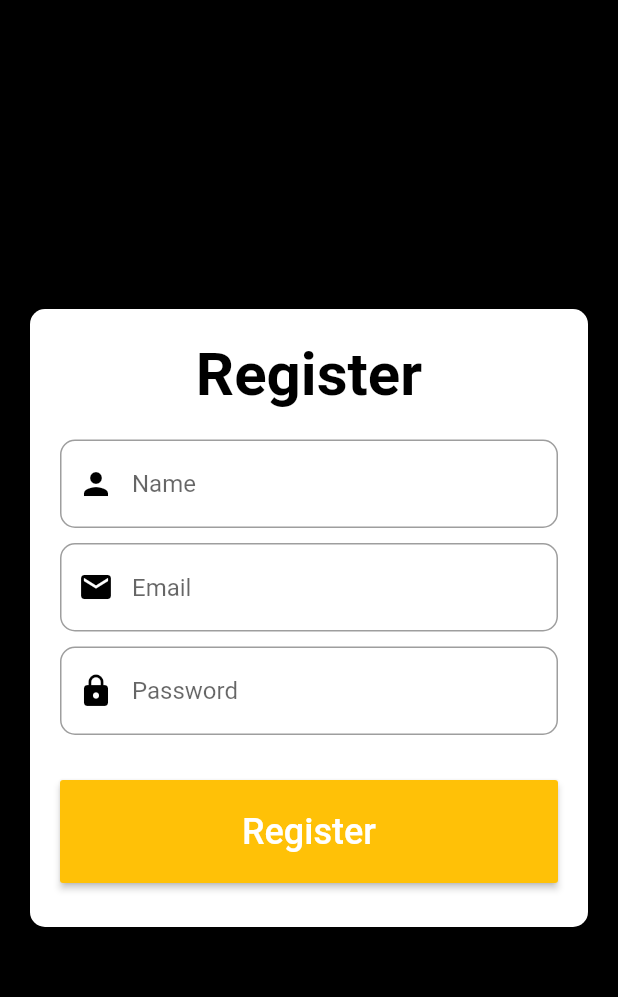
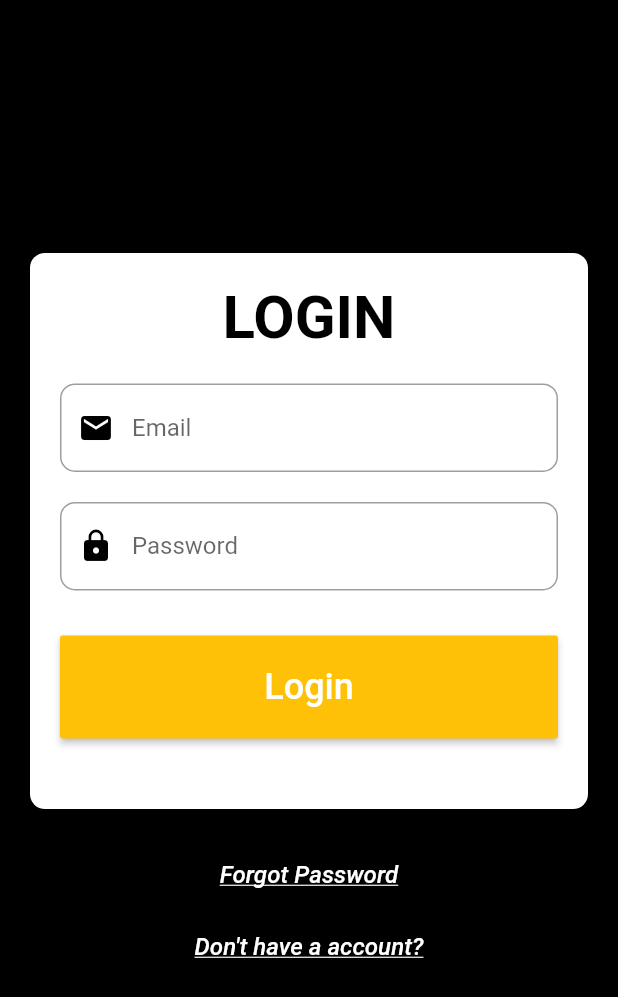
Before and after one commit to UtkarshA135/vithack, a Flutter app: the screen it shows after launch, on a phone screen of 412 x 824 dp. Shown: the top 997 px of the screen. Run offline on Flutter 3.47's test engine with Material 2 defaults, Android fonts, the phone set to English and light mode, and no system bars.

Commit message:
My commit

```diff
--- /dev/null
+++ b/lib/login.dart
@@ -0,0 +1,134 @@
+import 'package:flutter/widgets.dart';
+import 'package:flutter/material.dart';
+import 'package:global_cert/main.dart';
+
+class Login extends StatelessWidget {
+  @override
+  Widget build(BuildContext context) {
+    return Scaffold(
+      backgroundColor: Colors.black,
+      body: SafeArea(
+        child: Padding(
+          padding: const EdgeInsets.symmetric(horizontal: 20.0),
+          child: Column(
+            mainAxisAlignment: MainAxisAlignment.center,
+            children: <Widget>[
+              Center(
+                child: Container(
+                  padding:
+                      EdgeInsets.symmetric(horizontal: 20.0, vertical: 20.0),
+                  height: 0.45 * MediaQuery.of(context).size.height,
+                  decoration: BoxDecoration(
+                    color: Colors.white,
+                    borderRadius: BorderRadius.circular(10.0),
+                  ),
+                  child: Column(
+                    children: <Widget>[
+                      Center(
+                        child: Text(
+                          "LOGIN",
+                          style: TextStyle(
+                            color: Colors.black,
+                            fontSize: 40.0,
+                            fontWeight: FontWeight.bold,
+                          ),
+                        ),
+                      ),
+                      SizedBox(
+                        height: 20.0,
+                      ),
+                      TextFormField(
+                        decoration: InputDecoration(
+                          prefixIcon: Icon(
+                            Icons.email,
+                            color: Colors.black,
+                          ),
+                          hintText: "Email",
+                          border: OutlineInputBorder(
+                            borderRadius: BorderRadius.circular(10.0),
+                          ),
+                        ),
+                      ),
+                      SizedBox(
+                        height: 10.0,
+                      ),
+                      SizedBox(
+                        height: 10.0,
+                      ),
+                      TextFormField(
+                        decoration: InputDecoration(
+                          prefixIcon: Icon(
+                            Icons.lock,
+                            color: Colors.black,
+                          ),
+                          hintText: "Password",
+                          border: OutlineInputBorder(
+                            borderRadius: BorderRadius.circular(10.0),
+                          ),
+                        ),
+                      ),
+                      SizedBox(
+                        height: 30.0,
+                      ),
+                      MaterialButton(
+                        onPressed: () {},
+                        minWidth: MediaQuery.of(context).size.width,
+                        color: Colors.amber,
+                        height: MediaQuery.of(context).size.height / 12,
+                        child: Text(
+                          "Login",
+                          style: TextStyle(
+                            color: Colors.white,
+                            fontSize: 24.0,
+                            //fontWeight: FontWeight.bold,
+                          ),
+                        ),
+                      ),
+                    ],
+                  ),
+                ),
+              ),
+              SizedBox(
+                height: 20.0,
+              ),
+              MaterialButton(
+                onPressed: () {},
+                minWidth: MediaQuery.of(context).size.width,
+                color: Colors.black,
+                height: MediaQuery.of(context).size.height / 18,
+                child: Text(
+                  "Forgot Password",
+                  style: TextStyle(
+                    color: Colors.white,
+                    fontSize: 16.0,
+                    fontStyle: FontStyle.italic,
+                    decoration: TextDecoration.underline,
+                  ),
+                ),
+              ),
+
+              MaterialButton(
+                onPressed: () { Navigator.push(
+    context,
+    MaterialPageRoute(builder: (context) => Register()),
+  );},
+                minWidth: MediaQuery.of(context).size.width,
+                color: Colors.black,
+                height: MediaQuery.of(context).size.height / 18,
+                child: Text(
+                  "Don't have a account?",
+                  style: TextStyle(
+                    color: Colors.white,
+                    fontSize: 16.0,
+                    fontStyle: FontStyle.italic,
+                    decoration: TextDecoration.underline,
+                  ),
+                ),
+              ),
+            ],
+          ),
+        ),
+      ),
+    );
+  }
+}
--- a/lib/main.dart
+++ b/lib/main.dart
@@ -1,9 +1,11 @@
 import 'package:flutter/material.dart';
+
+import 'login.dart';
 
 void main() {
   runApp(MaterialApp(
     debugShowCheckedModeBanner: false,
-    home: Register(),
+    home: Login(),
   ));
 }
 
```
Also changed, not shown: lib/main_screen.dart (added).
